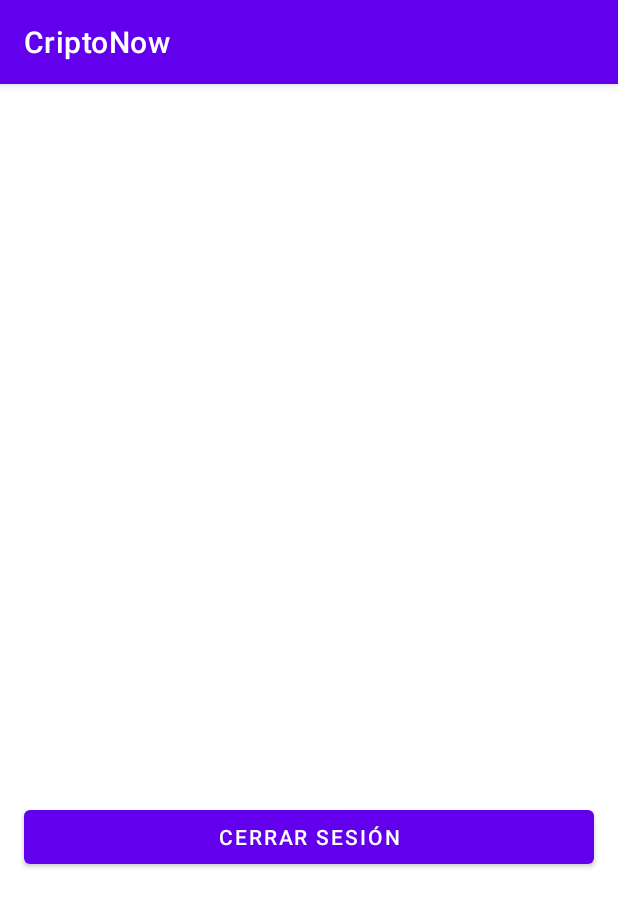
After one commit to mb-at/CriptoNow, an Android app: the HomeActivity screen opened directly, with no data from a screen before it, on a phone screen of 412 x 824 dp. The commit adds this screen. Shown: the top 907 px of the screen. Run offline under Robolectric (Android 15) with nearby library versions, the phone set to English and light mode, and no system bars; our stand-ins replace Firebase (no records; nobody signed in at launch, a user with empty details on screens opened directly).

Commit message:
Implementación de autenticación por Google y creación de la clase HomeActivity.kt donde comprueba que todo se ejecuta correctamente.

```diff
--- a/app/build.gradle
+++ b/app/build.gradle
@@ -1,6 +1,8 @@
 apply plugin: 'com.android.application'
 
 apply plugin: 'kotlin-android'
+
+apply plugin: 'kotlin-android-extensions'
 
 apply plugin: 'com.google.gms.google-services'
 
@@ -51,5 +53,6 @@ dependencies {
     androidTestImplementation 'androidx.test.espresso:espresso-core:3.4.0'
     implementation platform('com.google.firebase:firebase-bom:28.4.1')
     implementation 'com.google.firebase:firebase-auth-ktx'
+    implementation 'com.google.android.gms:play-services-auth:19.2.0'
 
 }
--- a/app/src/main/AndroidManifest.xml
+++ b/app/src/main/AndroidManifest.xml
@@ -12,6 +12,7 @@
         android:roundIcon="@mipmap/ic_launcher_round"
         android:supportsRtl="true"
         android:theme="@style/Theme.CriptoNow">
+        <activity android:name=".HomeActivity"></activity>
         <activity
             android:name=".SplashActivity"
             android:theme="@style/SplashTheme"> <!-- Le agregamos el tema que hemos creado para el splash -->
--- /dev/null
+++ b/app/src/main/java/com/example/criptonow/HomeActivity.kt
@@ -0,0 +1,58 @@
+package com.example.criptonow
+
+import android.content.Context
+import androidx.appcompat.app.AppCompatActivity
+import android.os.Bundle
+import com.google.firebase.auth.FirebaseAuth
+import kotlinx.android.synthetic.main.activity_home.*
+
+/*Esta clase va  a ser el inicio de la aplicación. Aparecerá en pantalla una vez que el usuario
+* ya registrado ha hecho login en la aplicación.*/
+
+enum class ProviderType{
+    BASIC,
+    GOOGLE
+}
+
+class HomeActivity : AppCompatActivity() {
+    override fun onCreate(savedInstanceState: Bundle?) {
+        super.onCreate(savedInstanceState)
+        setContentView(R.layout.activity_home)
+
+        //SetUp
+        val bundle = intent.extras
+        val email = bundle?.getString("email")
+        val provider = bundle?.getString("provider")
+        setUp(email ?: "", provider ?: "")
+
+        //Persistimos las credenciales del usuario para que se mantenga activa su sesión
+        val prefs = getSharedPreferences(getString(R.string.prefs_file), Context.MODE_PRIVATE).edit()
+        prefs.putString("email",email)
+        prefs.putString("provider", provider)
+        prefs.apply()
+
+    }
+
+    private fun setUp(email:String, provider: String){
+
+            emailTextView.text = email
+            providerTextView.text = provider
+
+            //Damos la funcionalidad para cerrar sesión.
+            logOutButton.setOnClickListener{
+
+                //Borramos las credenciales guardadas de la sesión.
+                val prefs = getSharedPreferences(getString(R.string.prefs_file), Context.MODE_PRIVATE).edit()
+                prefs.clear()
+                prefs.apply()
+
+                //Cerramos sesión.
+                FirebaseAuth.getInstance().signOut()
+
+                //Este método vuelve a la pantalla anterior
+                onBackPressed()
+
+            }
+
+    }
+}
--- /dev/null
+++ b/app/src/main/res/layout/activity_home.xml
@@ -0,0 +1,63 @@
+<?xml version="1.0" encoding="utf-8"?>
+<androidx.constraintlayout.widget.ConstraintLayout xmlns:android="http://schemas.android.com/apk/res/android"
+    xmlns:app="http://schemas.android.com/apk/res-auto"
+    xmlns:tools="http://schemas.android.com/tools"
+    android:layout_width="match_parent"
+    android:background="@color/white"
+    android:layout_height="match_parent"
+    tools:context=".HomeActivity">
+
+    <LinearLayout
+        android:id="@+id/linearLayout"
+        android:layout_width="match_parent"
+        android:layout_height="wrap_content"
+        android:layout_marginStart="16dp"
+        android:layout_marginTop="16dp"
+        android:layout_marginEnd="16dp"
+        android:orientation="vertical"
+        app:layout_constraintBottom_toBottomOf="parent"
+        app:layout_constraintEnd_toEndOf="parent"
+        app:layout_constraintStart_toStartOf="parent"
+        app:layout_constraintTop_toTopOf="parent">
+
+        <TextView
+            android:id="@+id/emailTextView"
+            android:layout_width="match_parent"
+            android:layout_height="wrap_content"
+            android:height="50dp"
+            android:text="TextView"
+            android:textSize="25dp" />
+
+        <Space
+            android:layout_width="match_parent"
+            android:layout_height="wrap_content"
+            android:minHeight="20dp" />
+
+        <TextView
+            android:id="@+id/providerTextView"
+            android:layout_width="match_parent"
+            android:layout_height="wrap_content"
+            android:height="50dp"
+            android:text="TextView"
+            android:textSize="25sp" />
+
+        <Space
+            android:layout_width="match_parent"
+            android:layout_height="wrap_content"
+            android:minHeight="20dp" />
+
+    </LinearLayout>
+
+    <Button
+        android:id="@+id/logOutButton"
+        android:layout_width="match_parent"
+        android:layout_height="wrap_content"
+        android:layout_marginStart="16dp"
+        android:layout_marginTop="16dp"
+        android:height="45dp"
+        android:layout_marginEnd="16dp"
+        android:text="CERRAR SESIÓN"
+        app:layout_constraintEnd_toEndOf="parent"
+        app:layout_constraintStart_toStartOf="parent"
+        app:layout_constraintTop_toBottomOf="@+id/linearLayout" />
+</androidx.constraintlayout.widget.ConstraintLayout>
--- a/app/src/main/res/values/strings.xml
+++ b/app/src/main/res/values/strings.xml
@@ -1,3 +1,4 @@
 <resources>
     <string name="app_name">CriptoNow</string>
+    <string name="prefs_file">credencialesUsuario</string>
 </resources>
```
Also changed, not shown: app/src/main/java/com/example/criptonow/AuthActivity.kt (+155 -11 lines), app/src/main/res/layout/activity_auth.xml (+16 -6 lines).
